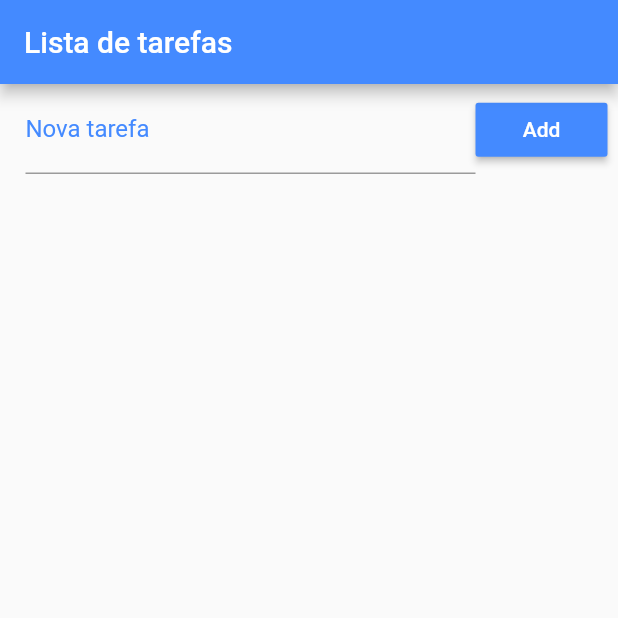
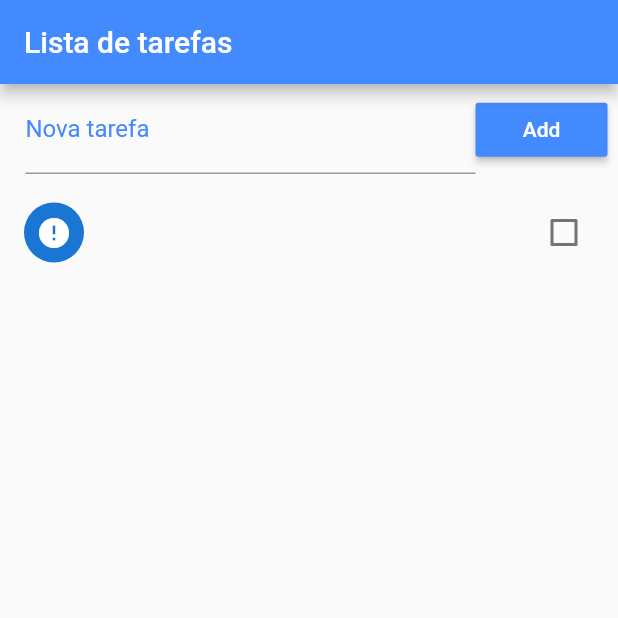
Before and after one commit to Lucas15andrade/lista-tarefas-flutter, a Flutter app: the screen it shows after launch, after a tap on "Add", on a phone screen of 412 x 824 dp, the top half of it. Run offline on Flutter 3.47's test engine with Material 2 defaults, Android fonts, the phone set to English and light mode, and no system bars.

Commit message:
Conclusão

```diff
--- a/lib/main.dart
+++ b/lib/main.dart
@@ -12,7 +12,50 @@ class Home extends StatefulWidget {
 }
 
 class _HomeState extends State<Home> {
+  final _textControler = TextEditingController();
+
   List _toDoList = [];
+
+  Map<String, dynamic> _lastRemoved;
+  int _lastRemovedPos;
+
+  void _addToDo() {
+    setState(() {
+      Map<String, dynamic> newToDo = new Map();
+      newToDo["title"] = _textControler.text;
+      _textControler.text = "";
+      newToDo["ok"] = false;
+      _toDoList.add(newToDo);
+      _saveData();
+    });
+  }
+
+  Future<Null> _refresh() async {
+    await Future.delayed(Duration(seconds: 1));
+    setState(() {
+      _toDoList.sort((a, b) {
+        if (a["ok"] && !b["ok"])
+          return 1;
+        else if (!a["ok"] && b["ok"])
+          return -1;
+        else
+          return 0;
+      });
+    });
+
+    return null;
+  }
+
+  @override
+  void initState() {
+    super.initState();
+
+    _readData().then((value) {
+      setState(() {
+        _toDoList = json.decode(value);
+      });
+    });
+  }
 
   @override
   Widget build(BuildContext context) {
@@ -33,26 +76,95 @@ class _HomeState extends State<Home> {
                       decoration: InputDecoration(
                           labelText: "Nova tarefa",
                           labelStyle: TextStyle(color: Colors.blueAccent)),
+                      controller: _textControler,
                     ),
                   ),
                   RaisedButton(
                     color: Colors.blueAccent,
                     child: Text("Add"),
                     textColor: Colors.white,
-                    onPressed: () {},
+                    onPressed: _addToDo,
                   )
                 ],
               ),
             ),
+            Expanded(
+                child: RefreshIndicator(
+                    child: ListView.builder(
+                        padding: EdgeInsets.only(top: 10.0),
+                        itemCount: _toDoList.length,
+                        itemBuilder: _itemBuilder),
+                    onRefresh: _refresh))
           ],
         ),
       ),
     );
   }
 
+  Widget _itemBuilder(context, index) {
+    return Dismissible(
+      key: Key(index.toString()),
+      background: Container(
+          color: Colors.red,
+          /* child: Align(
+          alignment: Alignment(0.9, 0.0),
+          child: Icon(Icons.delete, color: Colors.white),
+        ),*/
+          child: Row(
+            mainAxisAlignment: MainAxisAlignment.start,
+            children: <Widget>[
+              Container(
+                padding: EdgeInsets.only(left: 10.0),
+                child: Icon(
+                  Icons.delete,
+                  color: Colors.white,
+                ),
+              )
+            ],
+          )),
+      direction: DismissDirection.startToEnd,
+      child: CheckboxListTile(
+        title: Text(_toDoList[index]["title"]),
+        value: _toDoList[index]["ok"],
+        secondary: CircleAvatar(
+          child: Icon(_toDoList[index]["ok"] ? Icons.check : Icons.error),
+        ),
+        onChanged: (change) {
+          setState(() {
+            _toDoList[index]["ok"] = change;
+            _saveData();
+          });
+        },
+      ),
+      onDismissed: (direction) {
+        setState(() {
+          _lastRemoved = Map.from(_toDoList[index]);
+          _lastRemovedPos = index;
+          _toDoList.removeAt(index);
+          _saveData();
+
+          final snack = SnackBar(
+            duration: Duration(seconds: 2),
+            content: Text("Tarefa ${_lastRemoved["title"]} removida!"),
+            action: SnackBarAction(
+                label: "Desfazer",
+                onPressed: () {
+                  setState(() {
+                    _toDoList.insert(_lastRemovedPos, _lastRemoved);
+                    _saveData();
+                  });
+                }),
+          );
+          Scaffold.of(context).removeCurrentSnackBar();
+          Scaffold.of(context).showSnackBar(snack);
+        });
+      },
+    );
+  }
+
   Future<File> _getFile() async {
     final directory = await getApplicationDocumentsDirectory();
-    return File("${directory}/data.json");
+    return File("${directory.path}/data.json");
   }
 
   Future<File> _saveData() async {
```
